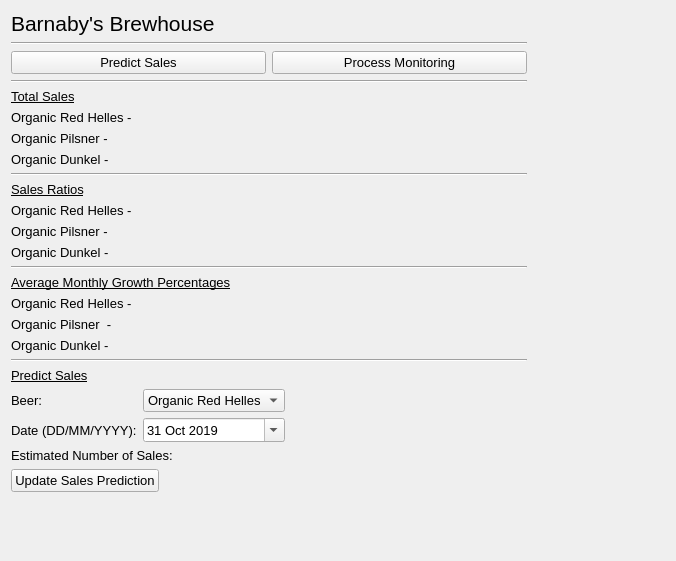
Qt form brewhouse.ui (IsaacCheng9/brewhouse-management) before a commit; both pictures show x 0 to 676 and y 0 to 561 of the 960 by 720 pixel window.
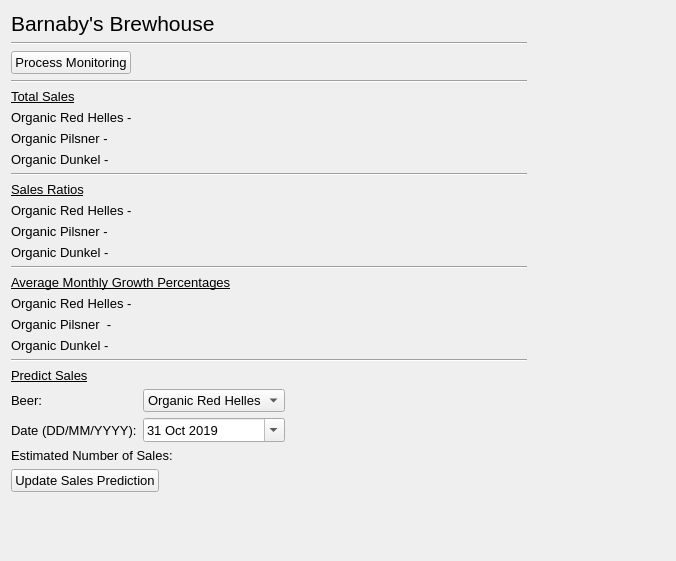
The same form after that commit.

Commit message: Updated UI for sales predictions

Patch:
```diff
--- a/brewhouse.ui
+++ b/brewhouse.ui
@@ -53,14 +53,7 @@
      </item>
      <item>
       <layout class="QHBoxLayout" name="hori_layout_nav">
-       <item>
-        <widget class="QPushButton" name="btn_predict">
-         <property name="text">
-          <string>Predict Sales</string>
-         </property>
-        </widget>
-       </item>
-       <item>
+       <item alignment="Qt::AlignLeft">
         <widget class="QPushButton" name="btn_process_monitoring">
          <property name="text">
           <string>Process Monitoring</string>
@@ -290,7 +283,7 @@
       </layout>
      </item>
      <item alignment="Qt::AlignLeft">
-      <widget class="QPushButton" name="btn_predict_2">
+      <widget class="QPushButton" name="btn_predict">
        <property name="text">
         <string>Update Sales Prediction</string>
        </property>
```
Left out of the diff: 4 changed lines with no effect on the pictures. The commit also changes 1 other file.
